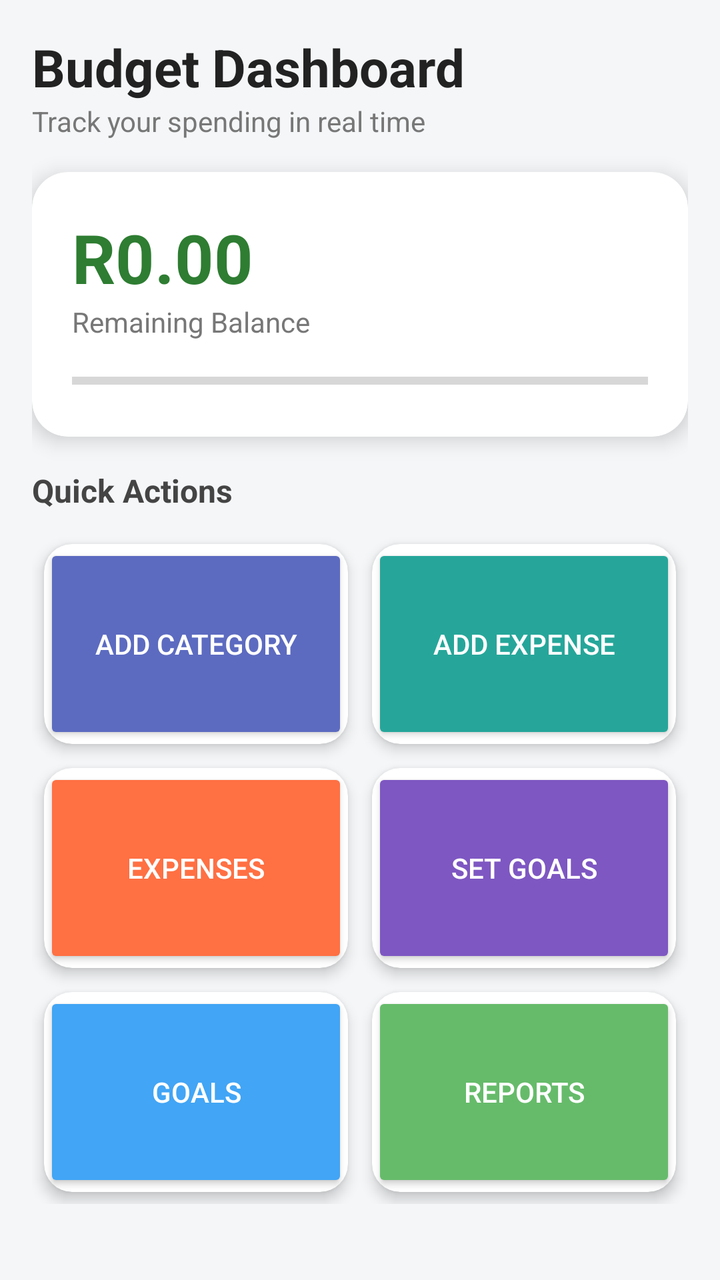
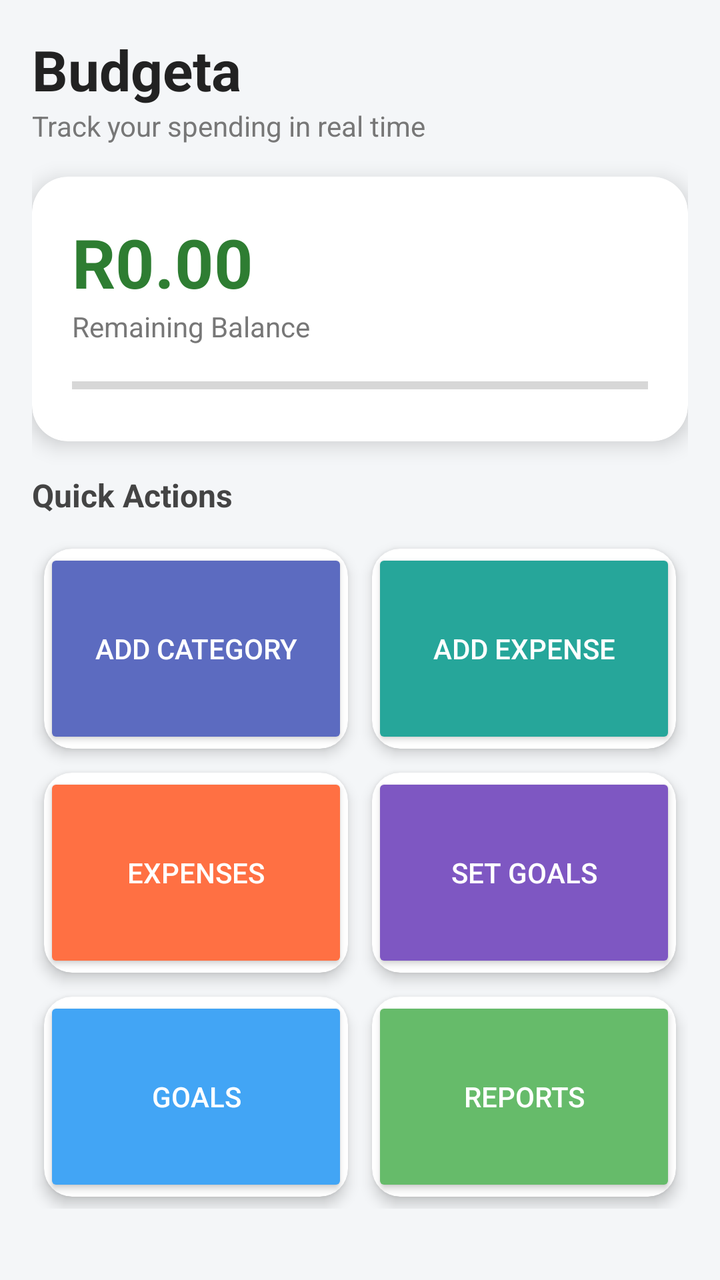

An Android layout rendered at two revisions. The XML below is the earlier revision; the diff shows what the commit changed to produce the second picture.
<!-- AndroidManifest.xml: application theme Theme.BudgetTrackerApp -->
<!-- res/layout/activity_home.xml -->
<?xml version="1.0" encoding="utf-8"?>
<ScrollView xmlns:android="http://schemas.android.com/apk/res/android"
    xmlns:app="http://schemas.android.com/apk/res-auto"
    android:layout_width="match_parent"
    android:layout_height="match_parent"
    android:background="#F4F6F8">

    <LinearLayout
        android:layout_width="match_parent"
        android:layout_height="wrap_content"
        android:orientation="vertical"
        android:padding="16dp">

        
        <TextView
            android:layout_width="wrap_content"
            android:layout_height="wrap_content"
            android:text="Budget Dashboard"
            android:textSize="26sp"
            android:textStyle="bold"
            android:textColor="#222"/>

        <TextView
            android:layout_width="wrap_content"
            android:layout_height="wrap_content"
            android:text="Track your spending in real time"
            android:textSize="14sp"
            android:textColor="#777"
            android:layout_marginBottom="16dp"/>

        
        <androidx.cardview.widget.CardView
            android:layout_width="match_parent"
            android:layout_height="wrap_content"
            android:layout_marginBottom="16dp"
            app:cardCornerRadius="18dp"
            app:cardElevation="6dp">

            <LinearLayout
                android:layout_width="match_parent"
                android:layout_height="wrap_content"
                android:orientation="vertical"
                android:padding="20dp">

                <TextView
                    android:id="@+id/tvRemainingBudget"
                    android:layout_width="wrap_content"
                    android:layout_height="wrap_content"
                    android:text="R0.00"
                    android:textSize="34sp"
                    android:textStyle="bold"
                    android:textColor="#2E7D32"/>

                <TextView
                    android:layout_width="wrap_content"
                    android:layout_height="wrap_content"
                    android:text="Remaining Balance"
                    android:textSize="14sp"
                    android:textColor="#777"/>

                <ProgressBar
                    android:id="@+id/budgetProgressBar"
                    style="?android:attr/progressBarStyleHorizontal"
                    android:layout_width="match_parent"
                    android:layout_height="wrap_content"
                    android:layout_marginTop="12dp"
                    android:progressTint="#2E7D32"/>
            </LinearLayout>
        </androidx.cardview.widget.CardView>

        
        <TextView
            android:layout_width="wrap_content"
            android:layout_height="wrap_content"
            android:text="Quick Actions"
            android:textSize="16sp"
            android:textStyle="bold"
            android:textColor="#444"
            android:layout_marginBottom="10dp"/>

        <GridLayout
            android:layout_width="match_parent"
            android:layout_height="wrap_content"
            android:columnCount="2">

            
            <androidx.cardview.widget.CardView
                android:layout_width="0dp"
                android:layout_height="100dp"
                android:layout_columnWeight="1"
                android:layout_margin="6dp"
                app:cardCornerRadius="14dp"
                app:cardElevation="4dp">

                <Button
                    android:id="@+id/addCategoryBtn"
                    android:layout_width="match_parent"
                    android:layout_height="match_parent"
                    android:text="Add Category"
                    android:textColor="#fff"
                    android:backgroundTint="#5C6BC0"/>
            </androidx.cardview.widget.CardView>

            <androidx.cardview.widget.CardView
                android:layout_width="0dp"
                android:layout_height="100dp"
                android:layout_columnWeight="1"
                android:layout_margin="6dp"
                app:cardCornerRadius="14dp"
                app:cardElevation="4dp">

                <Button
                    android:id="@+id/addExpenseBtn"
                    android:layout_width="match_parent"
                    android:layout_height="match_parent"
                    android:text="Add Expense"
                    android:textColor="#fff"
                    android:backgroundTint="#26A69A"/>
            </androidx.cardview.widget.CardView>

            <androidx.cardview.widget.CardView
                android:layout_width="0dp"
                android:layout_height="100dp"
                android:layout_columnWeight="1"
                android:layout_margin="6dp"
                app:cardCornerRadius="14dp"
                app:cardElevation="4dp">

                <Button
                    android:id="@+id/viewExpensesBtn"
                    android:layout_width="match_parent"
                    android:layout_height="match_parent"
                    android:text="Expenses"
                    android:textColor="#fff"
                    android:backgroundTint="#FF7043"/>
            </androidx.cardview.widget.CardView>

            <androidx.cardview.widget.CardView
                android:layout_width="0dp"
                android:layout_height="100dp"
                android:layout_columnWeight="1"
                android:layout_margin="6dp"
                app:cardCornerRadius="14dp"
                app:cardElevation="4dp">

                <Button
                    android:id="@+id/setGoalBtn"
                    android:layout_width="match_parent"
                    android:layout_height="match_parent"
                    android:text="Set Goals"
                    android:textColor="#fff"
                    android:backgroundTint="#7E57C2"/>
            </androidx.cardview.widget.CardView>

            <androidx.cardview.widget.CardView
                android:layout_width="0dp"
                android:layout_height="100dp"
                android:layout_columnWeight="1"
                android:layout_margin="6dp"
                app:cardCornerRadius="14dp"
                app:cardElevation="4dp">

                <Button
                    android:id="@+id/viewGoalsBtn"
                    android:layout_width="match_parent"
                    android:layout_height="match_parent"
                    android:text="Goals"
                    android:textColor="#fff"
                    android:backgroundTint="#42A5F5"/>
            </androidx.cardview.widget.CardView>

            <androidx.cardview.widget.CardView
                android:layout_width="0dp"
                android:layout_height="100dp"
                android:layout_columnWeight="1"
                android:layout_margin="6dp"
                app:cardCornerRadius="14dp"
                app:cardElevation="4dp">

                <Button
                    android:id="@+id/viewCategoryTotalsBtn"
                    android:layout_width="match_parent"
                    android:layout_height="match_parent"
                    android:text="Reports"
                    android:textColor="#fff"
                    android:backgroundTint="#66BB6A"/>
            </androidx.cardview.widget.CardView>

        </GridLayout>

    </LinearLayout>
</ScrollView>
<!-- resources referenced by this layout -->
<resources>
  <style name="Theme.BudgetTrackerApp" parent="Theme.AppCompat.Light.DarkActionBar" />
</resources>

<!-- the commit's change to res/layout/activity_home.xml (unified diff, before → after) -->
@@ -15,8 +15,8 @@
         <TextView
             android:layout_width="wrap_content"
             android:layout_height="wrap_content"
-            android:text="Budget Dashboard"
-            android:textSize="26sp"
+            android:text="Budgeta"
+            android:textSize="28sp"
             android:textStyle="bold"
             android:textColor="#222"/>
 
